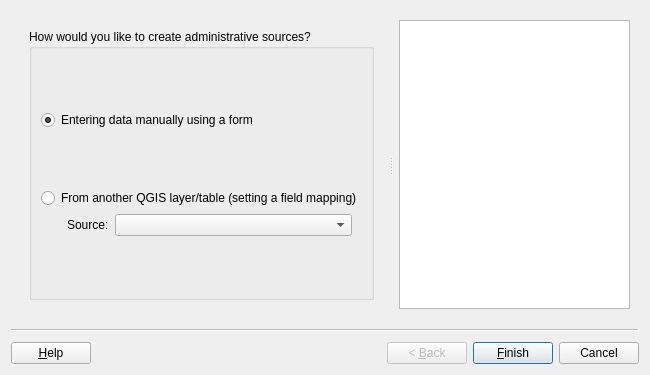
Above: asistente_ladm_col/ui/wiz_create_administrative_source_cadastre.ui from SwissTierrasColombia/Asistente-LADM-COL before the change. Below: the same form after it.
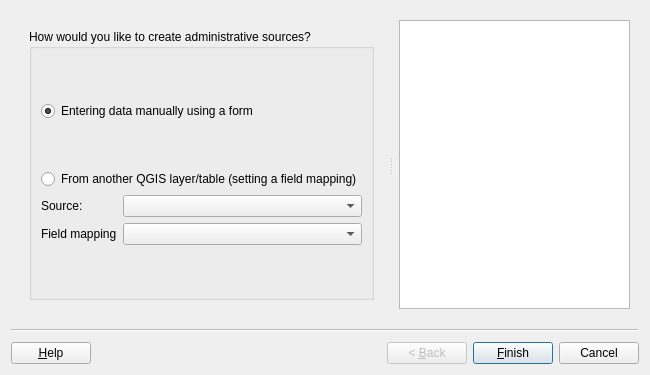
That is the form after the change. Custom widgets are drawn as their Qt base class.

Commit message: Replicate the function of save and load fields mapping in all wizard of the aplication

```diff
--- a/asistente_ladm_col/ui/wiz_create_administrative_source_cadastre.ui
+++ b/asistente_ladm_col/ui/wiz_create_administrative_source_cadastre.ui
@@ -62,7 +62,7 @@
              </property>
             </spacer>
            </item>
-           <item row="1" column="0">
+           <item row="1" column="0" colspan="2">
             <widget class="QRadioButton" name="rad_create_manually">
              <property name="text">
               <string>Entering data manually using a form</string>
@@ -85,7 +85,7 @@
              </property>
             </spacer>
            </item>
-           <item row="3" column="0">
+           <item row="3" column="0" colspan="2">
             <widget class="QRadioButton" name="rad_refactor">
              <property name="enabled">
               <bool>true</bool>
@@ -95,15 +95,9 @@
              </property>
             </widget>
            </item>
-           <item row="4" column="0">
-            <layout class="QHBoxLayout" name="horizontalLayout_3">
-             <property name="leftMargin">
-              <number>26</number>
-             </property>
-             <property name="rightMargin">
-              <number>10</number>
-             </property>
-             <item>
+           <item row="4" column="0" colspan="2">
+            <layout class="QGridLayout" name="gridLayout_2">
+             <item row="0" column="0">
               <widget class="QLabel" name="lbl_refactor_source">
                <property name="sizePolicy">
                 <sizepolicy hsizetype="Preferred" vsizetype="Preferred">
@@ -116,7 +110,7 @@
                </property>
               </widget>
              </item>
-             <item>
+             <item row="0" column="1">
               <widget class="QgsMapLayerComboBox" name="mMapLayerComboBox">
                <property name="sizePolicy">
                 <sizepolicy hsizetype="Expanding" vsizetype="Fixed">
@@ -138,9 +132,19 @@
                </property>
               </widget>
              </item>
+             <item row="1" column="0">
+              <widget class="QLabel" name="lbl_field_mapping">
+               <property name="text">
+                <string>Field mapping</string>
+               </property>
+              </widget>
+             </item>
+             <item row="1" column="1">
+              <widget class="QComboBox" name="cbo_mapping"/>
+             </item>
             </layout>
            </item>
-           <item row="5" column="0">
+           <item row="5" column="1">
             <spacer name="verticalSpacer_8">
              <property name="orientation">
               <enum>Qt::Vertical</enum>
```
Left out of the diff: 6 changed lines with no effect on the pictures. The commit also changes 28 other files.
